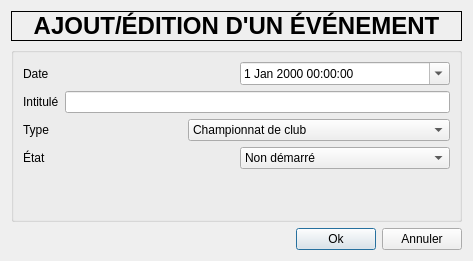
This is src/ui/EventWindow.ui in arabine/tanca as Qt 5 draws it before an edit. The edited form follows.
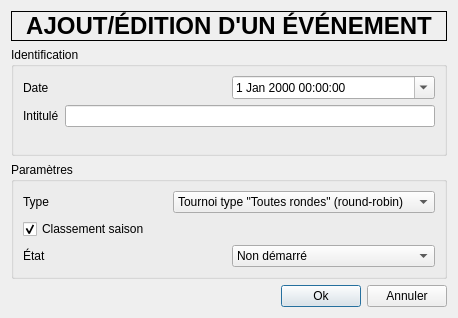
This is the edited form.

Commit message: Repaired season ranking + new option per event

```diff
--- a/src/ui/EventWindow.ui
+++ b/src/ui/EventWindow.ui
@@ -6,14 +6,14 @@
    <rect>
     <x>0</x>
     <y>0</y>
-    <width>473</width>
-    <height>261</height>
+    <width>458</width>
+    <height>318</height>
    </rect>
   </property>
   <property name="windowTitle">
    <string>Dialog</string>
   </property>
-  <layout class="QGridLayout" name="gridLayout_2">
+  <layout class="QGridLayout" name="gridLayout">
    <item row="0" column="0">
     <widget class="QLabel" name="label">
      <property name="font">
@@ -37,10 +37,10 @@
    <item row="1" column="0">
     <widget class="QGroupBox" name="groupBox">
      <property name="title">
-      <string/>
+      <string>Identification</string>
      </property>
-     <layout class="QGridLayout" name="gridLayout">
-      <item row="0" column="0">
+     <layout class="QVBoxLayout" name="verticalLayout">
+      <item>
        <layout class="QHBoxLayout" name="horizontalLayout_2">
         <item>
          <widget class="QLabel" name="label_2">
@@ -58,7 +58,7 @@
         </item>
        </layout>
       </item>
-      <item row="1" column="0">
+      <item>
        <layout class="QHBoxLayout" name="horizontalLayout_3">
         <item>
          <widget class="QLabel" name="label_3">
@@ -72,7 +72,29 @@
         </item>
        </layout>
       </item>
-      <item row="2" column="0">
+      <item>
+       <spacer name="verticalSpacer">
+        <property name="orientation">
+         <enum>Qt::Vertical</enum>
+        </property>
+        <property name="sizeHint" stdset="0">
+         <size>
+          <width>20</width>
+          <height>40</height>
+         </size>
+        </property>
+       </spacer>
+      </item>
+     </layout>
+    </widget>
+   </item>
+   <item row="2" column="0">
+    <widget class="QGroupBox" name="groupBox_2">
+     <property name="title">
+      <string>Paramètres</string>
+     </property>
+     <layout class="QVBoxLayout" name="verticalLayout_2">
+      <item>
        <layout class="QHBoxLayout" name="horizontalLayout_4">
         <item>
          <widget class="QLabel" name="label_4">
@@ -83,11 +105,6 @@
         </item>
         <item>
          <widget class="QComboBox" name="comboType">
-          <item>
-           <property name="text">
-            <string>Championnat de club</string>
-           </property>
-          </item>
           <item>
            <property name="text">
             <string>Tournoi type &quot;Toutes rondes&quot; (round-robin)</string>
@@ -102,7 +119,17 @@
         </item>
        </layout>
       </item>
-      <item row="3" column="0">
+      <item>
+       <widget class="QCheckBox" name="checkBoxSeasonRanking">
+        <property name="text">
+         <string>Classement saison</string>
+        </property>
+        <property name="checked">
+         <bool>true</bool>
+        </property>
+       </widget>
+      </item>
+      <item>
        <layout class="QHBoxLayout" name="horizontalLayout_5">
         <item>
          <widget class="QLabel" name="label_5">
@@ -132,15 +159,15 @@
         </item>
        </layout>
       </item>
-      <item row="4" column="0">
-       <spacer name="verticalSpacer">
+      <item>
+       <spacer name="verticalSpacer_2">
         <property name="orientation">
          <enum>Qt::Vertical</enum>
         </property>
         <property name="sizeHint" stdset="0">
          <size>
           <width>20</width>
-          <height>40</height>
+          <height>0</height>
          </size>
         </property>
        </spacer>
@@ -148,7 +175,7 @@
      </layout>
     </widget>
    </item>
-   <item row="2" column="0">
+   <item row="3" column="0">
     <layout class="QHBoxLayout" name="horizontalLayout">
      <item>
       <spacer name="horizontalSpacer">
```
The commit also changes 9 other files.
